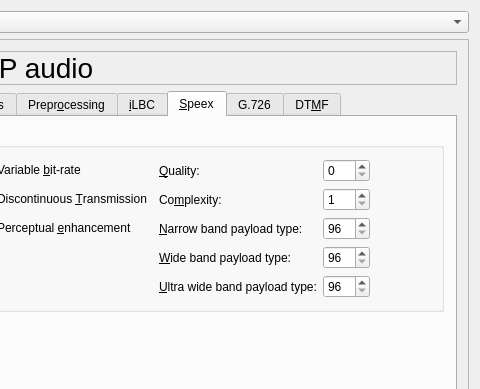
This is src/gui/userprofileform.ui in fbriere/twinkle as Qt 5 draws it before an edit; both pictures show x 297 to 777 and y 0 to 389 of the 777 by 592 pixel window. The edited form follows.
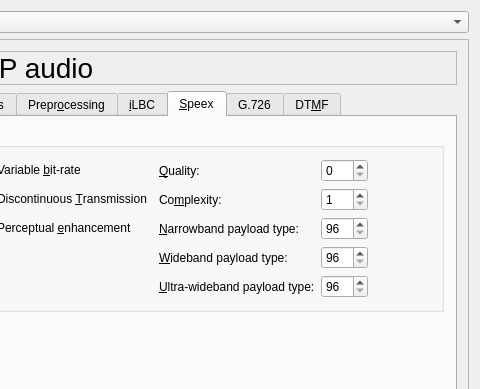
This is the edited form. The open tabs and pages were chosen to show the change. Icons and pictures are not drawn.

What changed in the file:
```diff
--- a/src/gui/userprofileform.ui
+++ b/src/gui/userprofileform.ui
@@ -1394,7 +1394,7 @@
                 <item row="4" column="1">
                  <widget class="QLabel" name="spxUwbPayloadTextLabel">
                   <property name="text">
-                   <string>&amp;Ultra wide band payload type:</string>
+                   <string>&amp;Ultra-wideband payload type:</string>
                   </property>
                   <property name="wordWrap">
                    <bool>false</bool>
@@ -1407,7 +1407,7 @@
                 <item row="3" column="1">
                  <widget class="QLabel" name="spxWbPayloadTextLabel">
                   <property name="text">
-                   <string>&amp;Wide band payload type:</string>
+                   <string>&amp;Wideband payload type:</string>
                   </property>
                   <property name="wordWrap">
                    <bool>false</bool>
@@ -1537,7 +1537,7 @@
                 <item row="2" column="1">
                  <widget class="QLabel" name="spxNbPayloadTextLabel">
                   <property name="text">
-                   <string>&amp;Narrow band payload type:</string>
+                   <string>&amp;Narrowband payload type:</string>
                   </property>
                   <property name="wordWrap">
                    <bool>false</bool>
```
Left out of the diff: 6 changed lines with no effect on the pictures.
